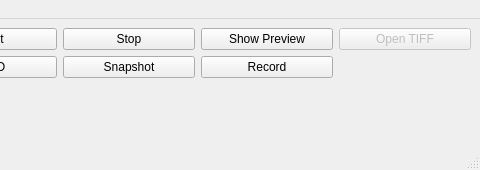
Old version of the form apps/qt6_viewer/mainwindow.ui in the repository MarquezLin/Gcapture_qt6_srcroot; both pictures show x 360 to 840 and y 0 to 170 of the 840 by 170 pixel window.
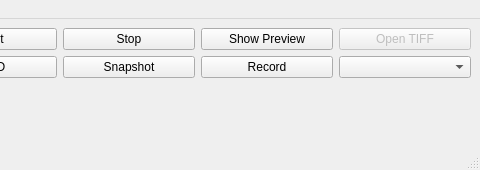
New version of the form. Icons and pictures are not drawn.

Commit message: Add preview format selector and extend FP16 preview support for ARGB/P010

Patch:
```diff
--- a/apps/qt6_viewer/mainwindow.ui
+++ b/apps/qt6_viewer/mainwindow.ui
@@ -86,6 +86,9 @@
     <item row="1" column="1">
      <widget class="QComboBox" name="comboGpu"/>
     </item>
+    <item row="1" column="5">
+     <widget class="QComboBox" name="comboPixelFormat"/>
+    </item>
     <item row="0" column="4">
      <widget class="QPushButton" name="btnPreview">
       <property name="text">
```
The commit also changes 7 other files.
